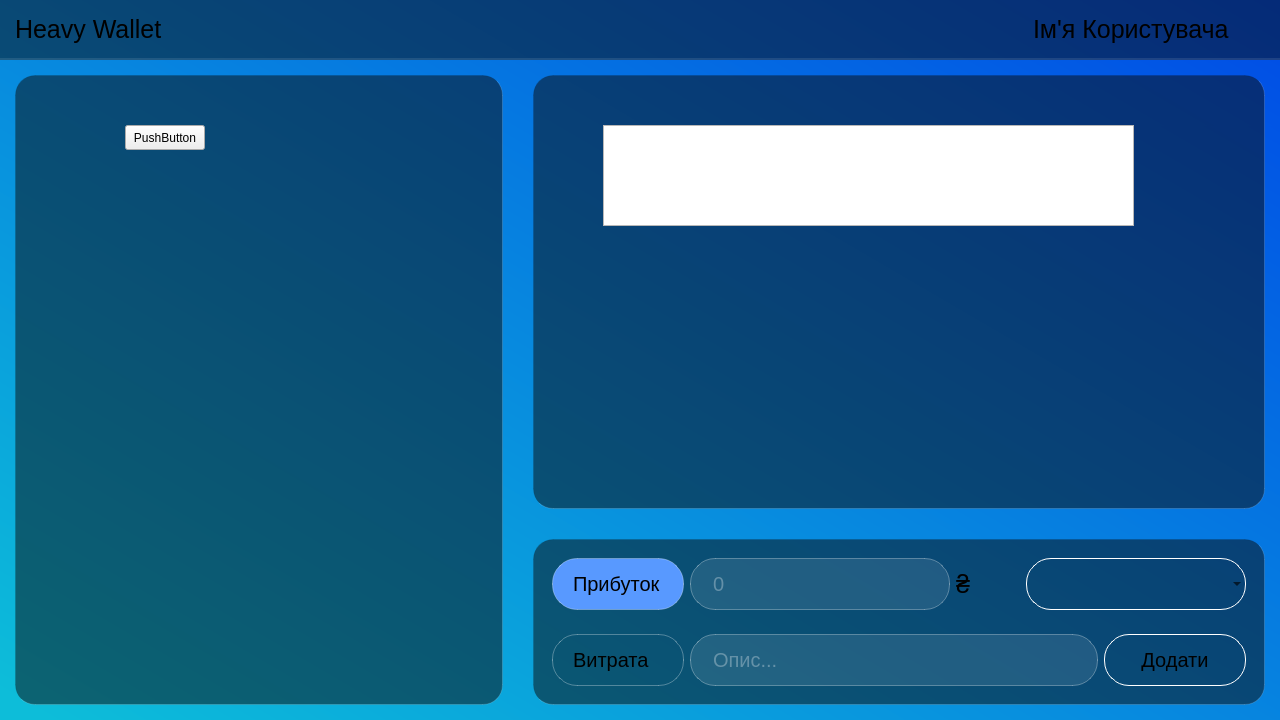
BogdanKalysh/budget_manager_app, file budget_manager_frontend/forms/mainwindow.ui: the form before one commit.
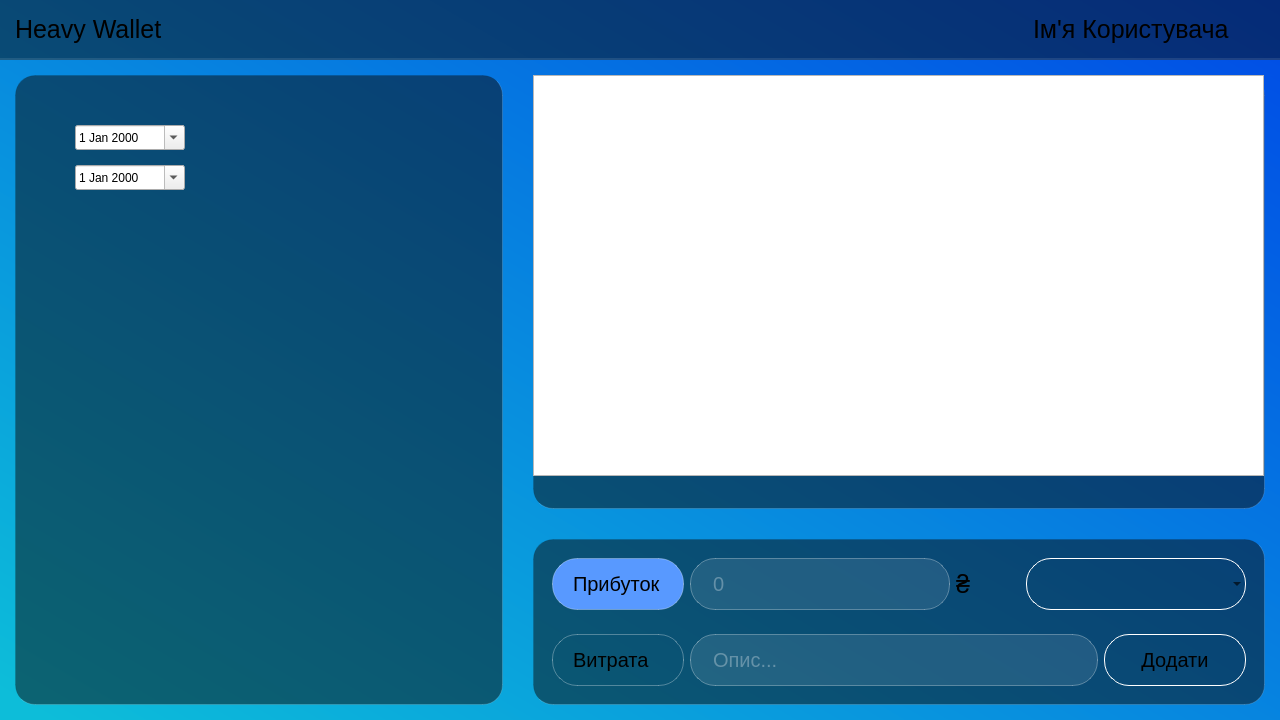
The form after the commit. Icons and pictures are not drawn.

Commit message: Date Filted added. ListWidgetItem Creator in header

```diff
--- a/budget_manager_frontend/forms/mainwindow.ui
+++ b/budget_manager_frontend/forms/mainwindow.ui
@@ -265,32 +265,6 @@
        <property name="spacing">
         <number>30</number>
        </property>
-       <item row="0" column="1">
-        <widget class="QFrame" name="transactionListFrame">
-         <property name="sizePolicy">
-          <sizepolicy hsizetype="Preferred" vsizetype="Preferred">
-           <horstretch>6</horstretch>
-           <verstretch>6</verstretch>
-          </sizepolicy>
-         </property>
-         <property name="frameShape">
-          <enum>QFrame::StyledPanel</enum>
-         </property>
-         <property name="frameShadow">
-          <enum>QFrame::Raised</enum>
-         </property>
-         <widget class="QListWidget" name="listWidget">
-          <property name="geometry">
-           <rect>
-            <x>70</x>
-            <y>50</y>
-            <width>531</width>
-            <height>101</height>
-           </rect>
-          </property>
-         </widget>
-        </widget>
-       </item>
        <item row="1" column="1">
         <widget class="QFrame" name="addTransactionFrame">
          <property name="sizePolicy">
@@ -443,6 +417,32 @@
          </layout>
         </widget>
        </item>
+       <item row="0" column="1">
+        <widget class="QFrame" name="transactionListFrame">
+         <property name="sizePolicy">
+          <sizepolicy hsizetype="Preferred" vsizetype="Preferred">
+           <horstretch>6</horstretch>
+           <verstretch>6</verstretch>
+          </sizepolicy>
+         </property>
+         <property name="frameShape">
+          <enum>QFrame::StyledPanel</enum>
+         </property>
+         <property name="frameShadow">
+          <enum>QFrame::Raised</enum>
+         </property>
+         <widget class="QListWidget" name="TransactionsList">
+          <property name="geometry">
+           <rect>
+            <x>0</x>
+            <y>0</y>
+            <width>731</width>
+            <height>401</height>
+           </rect>
+          </property>
+         </widget>
+        </widget>
+       </item>
        <item row="0" column="0" rowspan="2">
         <widget class="QFrame" name="pieChartFrame">
          <property name="sizePolicy">
@@ -457,17 +457,36 @@
          <property name="frameShadow">
           <enum>QFrame::Raised</enum>
          </property>
-         <widget class="QPushButton" name="pushButton">
+         <widget class="QDateEdit" name="fromDateEdit">
           <property name="geometry">
            <rect>
-            <x>110</x>
+            <x>60</x>
             <y>50</y>
-            <width>80</width>
+            <width>110</width>
             <height>25</height>
            </rect>
           </property>
-          <property name="text">
-           <string>PushButton</string>
+          <property name="calendarPopup">
+           <bool>true</bool>
+          </property>
+          <property name="timeSpec">
+           <enum>Qt::UTC</enum>
+          </property>
+         </widget>
+         <widget class="QDateEdit" name="toDateEdit">
+          <property name="enabled">
+           <bool>true</bool>
+          </property>
+          <property name="geometry">
+           <rect>
+            <x>60</x>
+            <y>90</y>
+            <width>110</width>
+            <height>25</height>
+           </rect>
+          </property>
+          <property name="calendarPopup">
+           <bool>true</bool>
           </property>
          </widget>
         </widget>
```
The commit also changes 9 other files.
